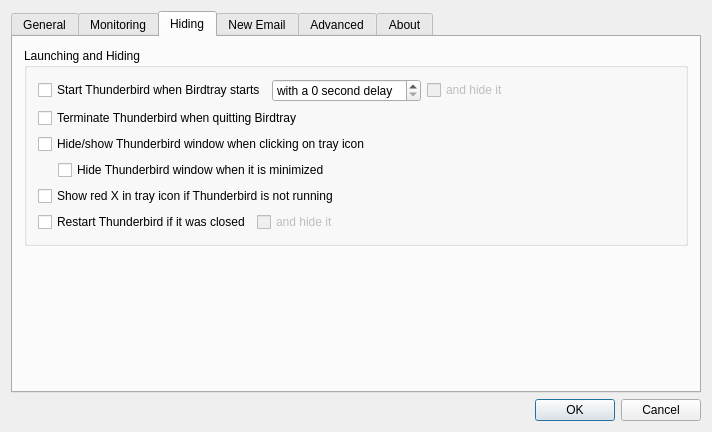
First picture: the form in src/dialogsettings.ui, repository gyunaev/birdtray, before the edit.
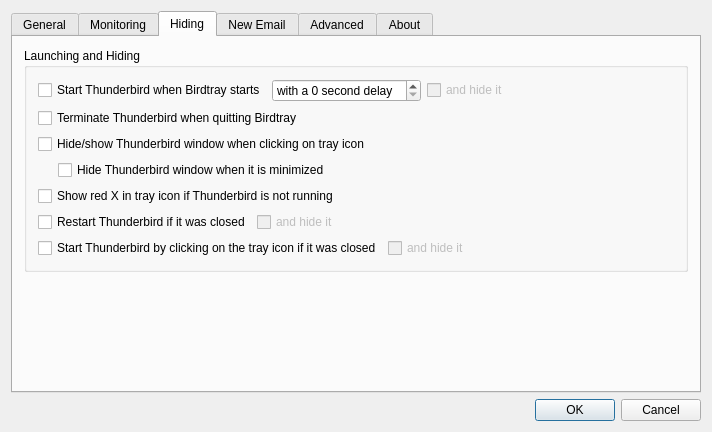
Second picture: the form after the edit. The open tabs and pages were chosen to show the change. Icons and pictures are not drawn. Custom widgets are drawn as their Qt base class.

Commit message:
Add the ability to start Thunderbird by clicking on the system tray icon
When Thunderbird is not running, the user can now start it by clicking
the Birdtray system tray icon. Thunderbird is then optionally hidden.
Two settings were added in the `Hiding` tab to control this behaviour.

Diff of the .ui file:
```diff
--- a/src/dialogsettings.ui
+++ b/src/dialogsettings.ui
@@ -576,6 +576,40 @@
             </item>
            </layout>
           </item>
+          <item>
+           <layout class="QHBoxLayout" name="horizontalLayout_15">
+            <item>
+             <widget class="QCheckBox" name="boxStartThunderbirdOnTrayIconClick">
+              <property name="text">
+               <string>Start Thunderbird by clicking on the tray icon if it was closed</string>
+              </property>
+             </widget>
+            </item>
+            <item>
+             <widget class="QCheckBox" name="boxHideWindowAfterManualStart">
+              <property name="enabled">
+               <bool>false</bool>
+              </property>
+              <property name="text">
+               <string>and hide it</string>
+              </property>
+             </widget>
+            </item>
+            <item>
+             <spacer name="horizontalSpacer_9">
+              <property name="orientation">
+               <enum>Qt::Horizontal</enum>
+              </property>
+              <property name="sizeHint" stdset="0">
+               <size>
+                <width>40</width>
+                <height>20</height>
+               </size>
+              </property>
+             </spacer>
+            </item>
+           </layout>
+          </item>
          </layout>
         </widget>
        </item>
```
Left out of the diff: 82 changed lines with no effect on the pictures. The commit also changes 17 other files.
